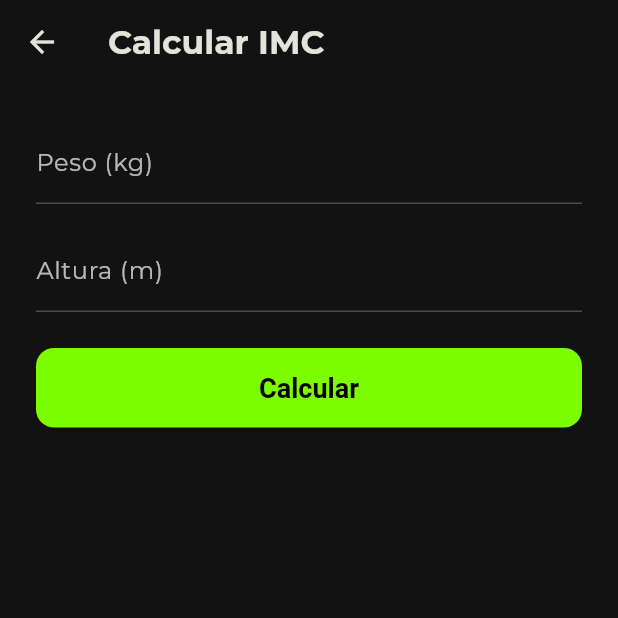
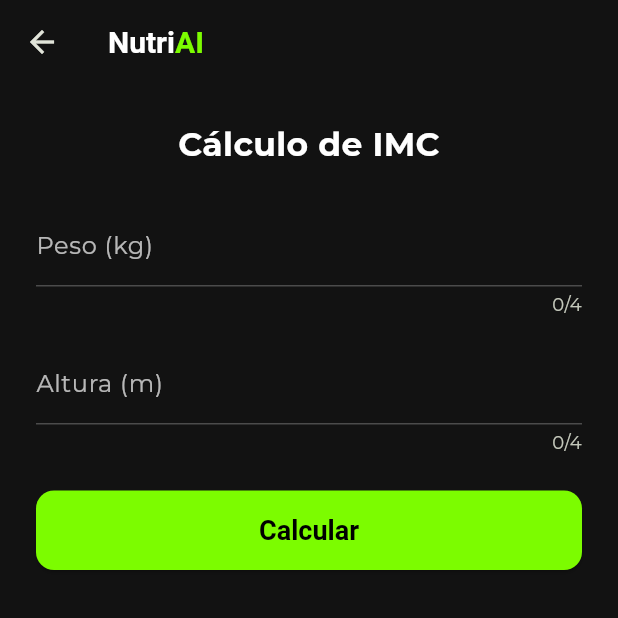
Before and after one commit to breeramon/appNutri, a Flutter app: the screen it shows after launch, after a tap on "Começar", after a tap on "Calcular IMC", on a phone screen of 412 x 824 dp, the top half of it. Run offline on Flutter 3.47's test engine with Material 3 defaults, Android fonts, the phone set to English and light mode, and no system bars.

Commit message:
mudança na cor do NutriAI em todas as telas e adicionado mensagem de erro na tela do Cálculo de IMC.

```diff
--- a/lib/screens/calories_burned_screen.dart
+++ b/lib/screens/calories_burned_screen.dart
@@ -27,7 +27,7 @@ class _CaloriesBurnedScreenState extends State<CaloriesBurnedScreen> {
   Widget build(BuildContext context) {
     return Scaffold(
       appBar: AppBar(
-        title: const Text('Calorias Gastas'),
+        title: Text('NutriAI', style: TextStyle(color: Theme.of(context).primaryColor)),
         backgroundColor: Colors.transparent,
         elevation: 0,
       ),
--- a/lib/screens/calories_intake_screen.dart
+++ b/lib/screens/calories_intake_screen.dart
@@ -30,7 +30,7 @@ class _CaloriesIntakeScreenState extends State<CaloriesIntakeScreen> {
   Widget build(BuildContext context) {
     return Scaffold(
       appBar: AppBar(
-        title: const Text('Calorias Ingeridas'),
+        title: Text('NutriAI', style: TextStyle(color: Theme.of(context).primaryColor)),
         backgroundColor: Colors.transparent,
         elevation: 0,
       ),
--- a/lib/screens/dashboard_screen.dart
+++ b/lib/screens/dashboard_screen.dart
@@ -10,7 +10,7 @@ class DashboardScreen extends StatelessWidget {
       appBar: AppBar(
         backgroundColor: Colors.transparent,
         elevation: 0,
-        title: const Text('NutriAI', style: TextStyle(color: Colors.white)),
+        title: Text('NutriAI', style: TextStyle(color: Theme.of(context).primaryColor)),
         centerTitle: true,
       ),
       backgroundColor: Theme.of(context).scaffoldBackgroundColor,
--- a/lib/screens/imc_screen.dart
+++ b/lib/screens/imc_screen.dart
@@ -1,4 +1,5 @@
 import 'package:flutter/material.dart';
+import 'package:flutter/services.dart';
 
 class ImcScreen extends StatefulWidget {
   const ImcScreen({super.key});
@@ -12,11 +13,19 @@ class _ImcScreenState extends State<ImcScreen> {
   final TextEditingController _alturaController = TextEditingController();
   double? _imc;
   String? _faixa;
+  String? _erro;
 
   void _calcularIMC() {
     final peso = double.tryParse(_pesoController.text.replaceAll(',', '.'));
     final altura = double.tryParse(_alturaController.text.replaceAll(',', '.'));
-    if (peso != null && altura != null && altura > 0) {
+    if (peso == null || altura == null || peso <= 0 || altura <= 0) {
+      setState(() {
+        _erro = 'Por favor, preencha peso e altura corretamente.';
+        _imc = null;
+        _faixa = null;
+      });
+      return;
+    }
     final imc = peso / (altura * altura);
     String faixa;
     if (imc < 18.5) {
@@ -31,15 +40,23 @@ class _ImcScreenState extends State<ImcScreen> {
     setState(() {
       _imc = imc;
       _faixa = faixa;
+      _erro = null;
     });
-    }
   }
 
   @override
   Widget build(BuildContext context) {
     return Scaffold(
       appBar: AppBar(
-        title: const Text('Calcular IMC'),
+        title: RichText(
+          text: TextSpan(
+            style: const TextStyle(fontSize: 20, fontWeight: FontWeight.bold),
+            children: [
+              const TextSpan(text: 'Nutri'),
+              TextSpan(text: 'AI', style: TextStyle(color: Theme.of(context).primaryColor)),
+            ],
+          ),
+        ),
         backgroundColor: Colors.transparent,
         elevation: 0,
       ),
@@ -49,9 +66,23 @@ class _ImcScreenState extends State<ImcScreen> {
         child: Column(
           crossAxisAlignment: CrossAxisAlignment.stretch,
           children: [
+            const Text(
+              'Cálculo de IMC',
+              textAlign: TextAlign.center,
+              style: TextStyle(
+                fontSize: 22,
+                fontWeight: FontWeight.bold,
+                color: Colors.white,
+              ),
+            ),
+            const SizedBox(height: 24),
             TextField(
               controller: _pesoController,
-              keyboardType: TextInputType.number,
+              keyboardType: const TextInputType.numberWithOptions(decimal: true),
+              maxLength: 4,
+              inputFormatters: [
+                FilteringTextInputFormatter.allow(RegExp(r'^[0-9.,]{0,4}')),
+              ],
               decoration: InputDecoration(
                 labelText: 'Peso (kg)',
                 labelStyle: const TextStyle(color: Colors.white70),
@@ -63,7 +94,11 @@ class _ImcScreenState extends State<ImcScreen> {
             const SizedBox(height: 16),
             TextField(
               controller: _alturaController,
-              keyboardType: TextInputType.number,
+              keyboardType: const TextInputType.numberWithOptions(decimal: true),
+              maxLength: 4,
+              inputFormatters: [
+                FilteringTextInputFormatter.allow(RegExp(r'^[0-9.,]{0,4}')),
+              ],
               decoration: InputDecoration(
                 labelText: 'Altura (m)',
                 labelStyle: const TextStyle(color: Colors.white70),
@@ -87,6 +122,15 @@ class _ImcScreenState extends State<ImcScreen> {
               child: const Text('Calcular'),
             ),
             const SizedBox(height: 32),
+            if (_erro != null)
+              Padding(
+                padding: const EdgeInsets.only(bottom: 12),
+                child: Text(
+                  _erro!,
+                  style: const TextStyle(color: Colors.red, fontWeight: FontWeight.bold),
+                  textAlign: TextAlign.center,
+                ),
+              ),
             if (_imc != null && _faixa != null)
               Column(
                 children: [
--- a/lib/screens/insights_screen.dart
+++ b/lib/screens/insights_screen.dart
@@ -14,7 +14,7 @@ class InsightsScreen extends StatelessWidget {
 
     return Scaffold(
       appBar: AppBar(
-        title: const Text('Insights de Saúde'),
+        title: Text('NutriAI', style: TextStyle(color: Theme.of(context).primaryColor)),
         backgroundColor: Colors.transparent,
         elevation: 0,
       ),
--- a/lib/screens/onboarding_screen.dart
+++ b/lib/screens/onboarding_screen.dart
@@ -13,12 +13,21 @@ class OnboardingScreen extends StatelessWidget {
           mainAxisAlignment: MainAxisAlignment.center,
           crossAxisAlignment: CrossAxisAlignment.center,
           children: [
-            const Text(
-              'Bem-vindo ao NutriAI',
-              style: TextStyle(
-                fontSize: 28,
-                fontWeight: FontWeight.bold,
-                color: Colors.white,
+            RichText(
+              textAlign: TextAlign.center,
+              text: TextSpan(
+                style: const TextStyle(
+                  fontSize: 28,
+                  fontWeight: FontWeight.bold,
+                  color: Colors.white,
+                ),
+                children: [
+                  const TextSpan(text: 'Bem-vindo ao '),
+                  TextSpan(
+                    text: 'NutriAI',
+                    style: TextStyle(color: Theme.of(context).primaryColor),
+                  ),
+                ],
               ),
             ),
             const SizedBox(height: 16),
```
Lines whose indentation alone changed are shown as unchanged.
